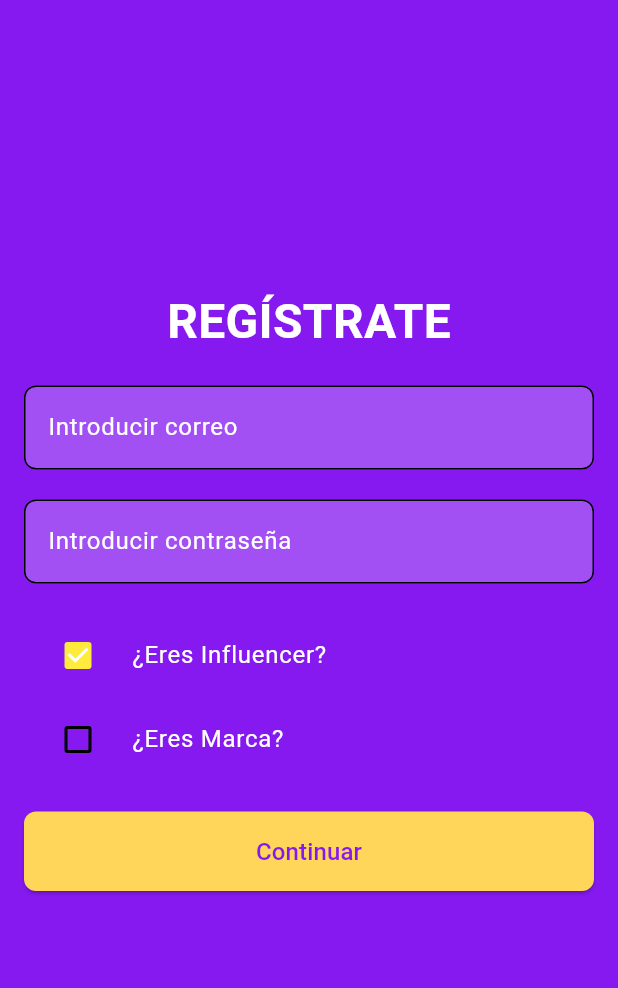
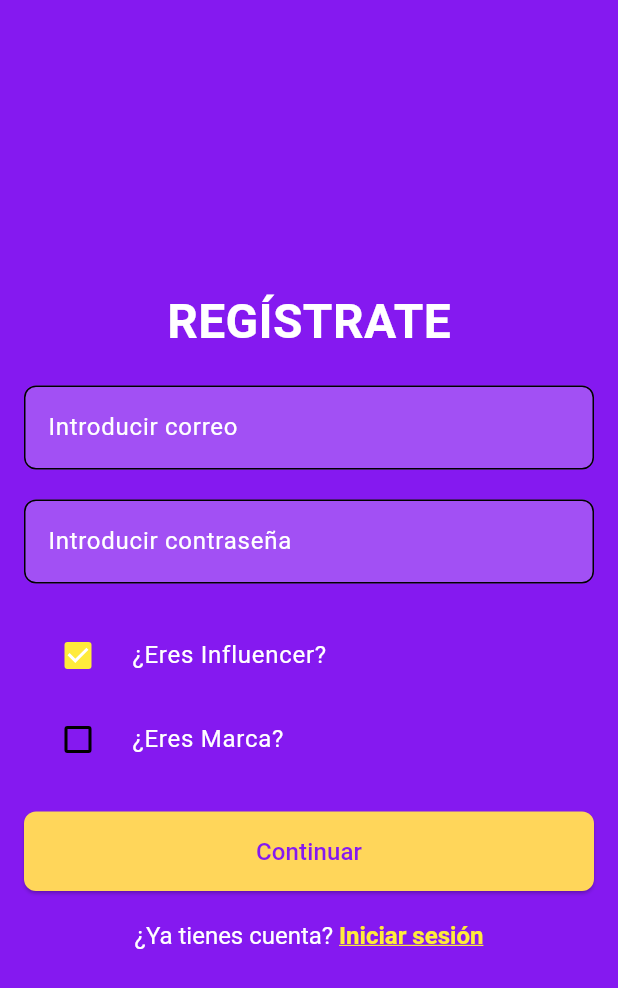
Before and after one commit to AleOc94/InfluagencyApp, a Flutter app: the RegistroCorreoScreen screen opened directly, on a phone screen of 412 x 824 dp. Shown: the top 988 px of the screen. Run offline on Flutter 3.47's test engine with Material 3 defaults, Android fonts, the phone set to English and light mode, and no system bars; our stand-ins replace awesome_notifications, cloud_firestore, firebase_auth, firebase_core, flip_card, flutter_swiper_null_safety and 5 more; missing offline and left inert: flutter_facebook_auth; accounts and stored records are empty.

Commit message:
Actualización del inicio de sesión desde registro.

```diff
--- a/lib/registro_correo.dart
+++ b/lib/registro_correo.dart
@@ -138,27 +138,22 @@ class _RegistroCorreoScreenState extends State<RegistroCorreoScreen> {
             ),
             const SizedBox(height: 20),
             RichText(
-              text:
+              text: TextSpan(
+                text: '¿Ya tienes cuenta? ',
+                style: const TextStyle(color: Colors.white, fontSize: 16),
+                children: <TextSpan>[
                   TextSpan(
-                    text:'¿Ya tienes cuenta? ',
-                    style:
-                        TextStyle(color:
-                            Color.fromARGB(255,133,25,240), fontSize:
-                            16),
-                    children:<TextSpan> [
-                      TextSpan(
-                        text:'Iniciar sesión',
-                        style:
-                            TextStyle(color:
-                                Color.fromARGB(255,133,25,240), fontWeight:
-                                FontWeight.bold, decoration:
-                                TextDecoration.underline),
-                        recognizer:
-                            TapGestureRecognizer()
+                    text: 'Iniciar sesión',
+                    style: const TextStyle(
+                      color: Colors.yellow,
+                      fontWeight: FontWeight.bold,
+                      decoration: TextDecoration.underline,
+                    ),
+                    recognizer: TapGestureRecognizer()
                       ..onTap = () {
                         Navigator.push(
                           context,
-                                  MaterialPageRoute(builder:(context) => IniciarSesionScreen()),
+                          MaterialPageRoute(builder: (context) => IniciarSesionScreen()),
                         );
                       },
                   ),
@@ -236,7 +231,6 @@ class _RegistroCorreoScreenState extends State<RegistroCorreoScreen> {
       Text('Error al verificar el correo electrónico')),
     );
 }
-
 void _guardarDatosUsuario(BuildContext context, String email, TipoUsuario tipoUsuario) {
   String nombreColeccion = tipoUsuario == TipoUsuario.marca ? 'marcas' : 'influencers';
   Map<String, dynamic> userData = {
```
Lines whose indentation alone changed are shown as unchanged.
